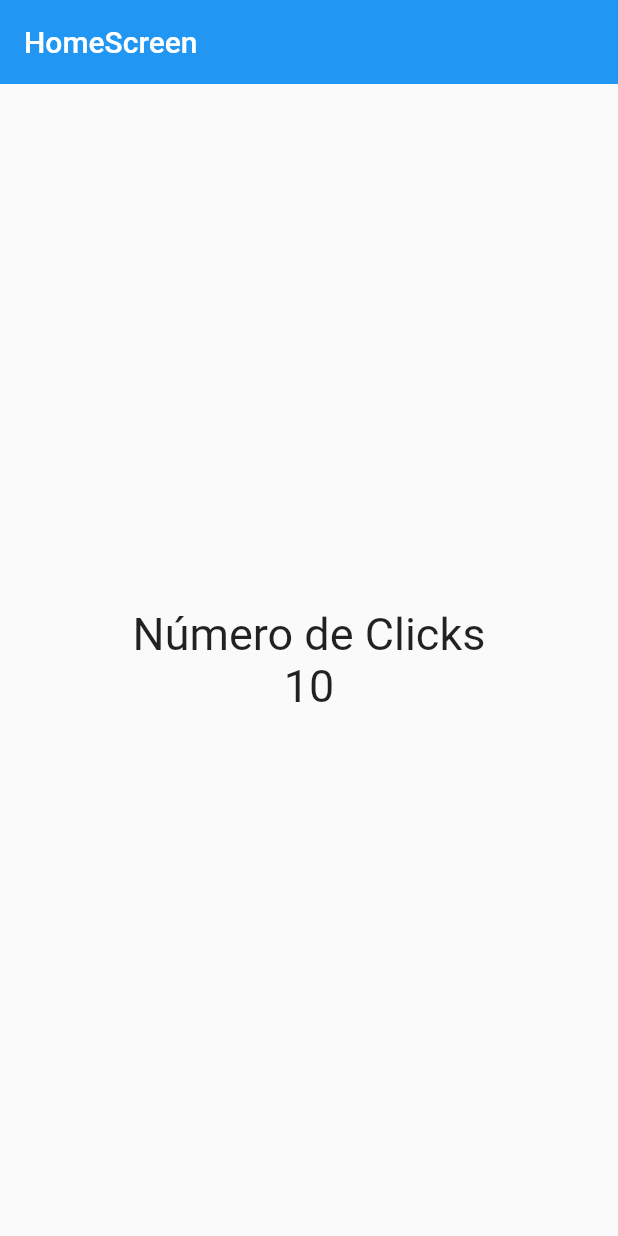
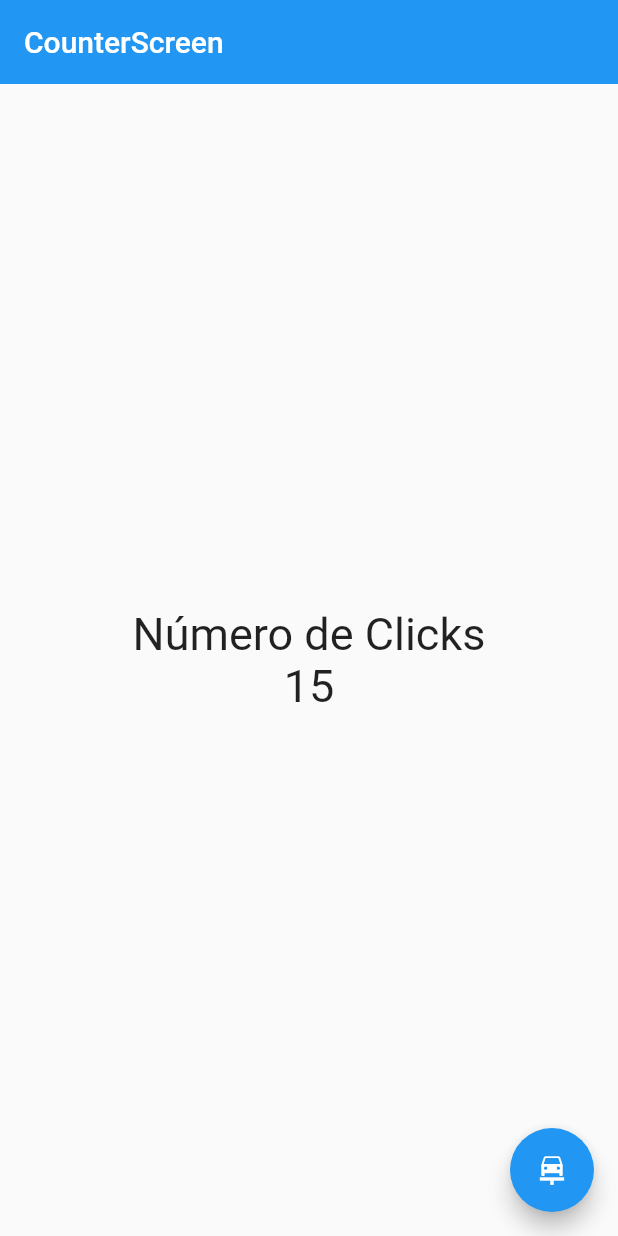
Before and after one commit to RichardWhiteG2/counter_app, a Flutter app: the screen it shows after launch, on a phone screen of 412 x 824 dp. Run offline on Flutter 3.47's test engine with Material 2 defaults, Android fonts, the phone set to English and light mode, and no system bars.

Commit message:
Clase 54 StatefulWidget

```diff
--- a/lib/screens/home_screen.dart
+++ b/lib/screens/home_screen.dart
@@ -1,28 +1,45 @@
 
 import 'package:flutter/material.dart';
 
-class HomeScreen extends StatelessWidget{
-  const HomeScreen({super.key});
+class HomeScreen extends StatefulWidget{
+  const HomeScreen({ Key? key }) : super(key: key);
+
+  @override
+  State<HomeScreen> createState() => _HomeScreenState();
+}
+
+class _HomeScreenState extends State<HomeScreen> {
+  int counter = 15;
 
   @override
   Widget build(BuildContext context) {
     const fontSize30 =  TextStyle(fontSize: 30); //Tamaño de la letra
+
     return  Scaffold(
       appBar: AppBar(
-        title: const Text("HomeScreen"),
+        title: const Text("CounterScreen"),
         elevation: 0,
       ),
       body:  Center(
         child: Column(
           mainAxisAlignment: MainAxisAlignment.center, //alinea hacia abajo
           //crossAxisAlignment: CrossAxisAlignment.end,                         //Alinea los hijos respecto a el padre.
-          children:  const <Widget>[
-              Text("Número de Clicks", style: fontSize30 ), //fontSize30 utiliza el estilo
-              Text("10", style: fontSize30),
+          children:   <Widget>[
+              const Text("Número de Clicks", style: fontSize30 ), //fontSize30 utiliza el estilo
+              Text( "$counter", style: fontSize30 ),
           ],
         ),
-      )
+      ),
+      //floatingActionButtonLocation   mueve la posición del boton.
+      //floatingActionButtonLocation: FloatingActionButtonLocation.miniCenterFloat,
+      floatingActionButton:  FloatingActionButton(
+        child: const Icon(Icons.car_repair),
+        onPressed: () {
+          counter++;
+          setState(() {});
+        },
+
+      ),
     );
   }
-
 }
```
